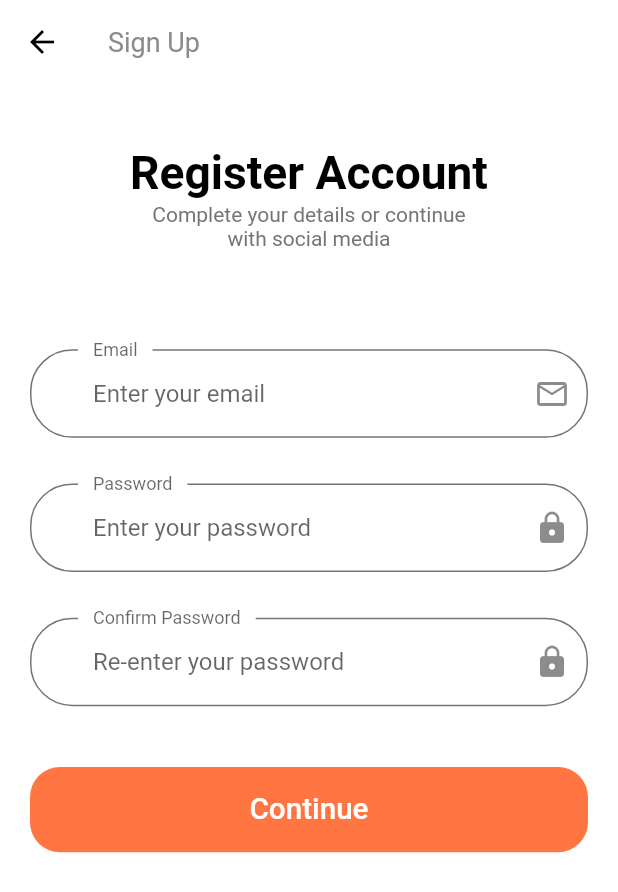
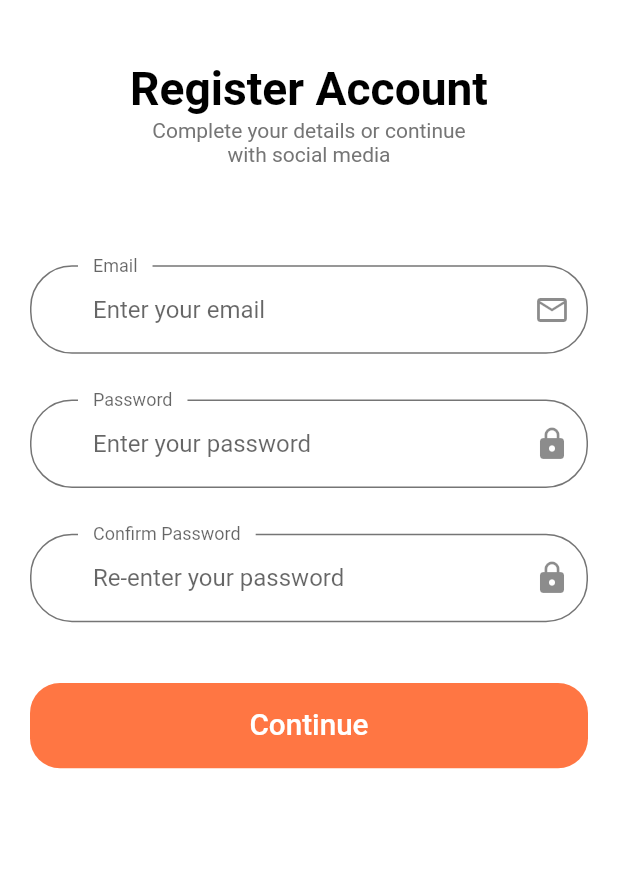
Before and after one commit to EmreCompEng/flutter_http_app, a Flutter app: the screen it shows after launch, on a phone screen of 412 x 824 dp. Shown: the top 892 px of the screen. Run offline on Flutter 3.47's test engine with Material 2 defaults, Android fonts, the phone set to English and light mode, and no system bars; our stand-ins replace flutter_svg; accounts and stored records are empty.

Commit message:
Sign Up Screen Added

```diff
--- a/lib/ui/signup/SignUpScreen.dart
+++ b/lib/ui/signup/SignUpScreen.dart
@@ -14,9 +14,7 @@ class SignUpScreen extends StatelessWidget {
     // You have to call it on your starting screen
     SizeConfig().init(context);
     return Scaffold(
-      appBar: AppBar(
-        title: Text("Sign Up"),
-      ),
+
       body: Body(),
     );
   }
```
